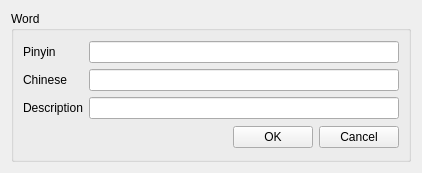
Old version of the form dlgword.ui in the repository ensisoft/pinyin-translator.
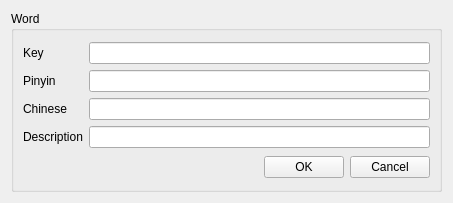
New version of the form.

Diff of the .ui file:
```diff
--- a/dlgword.ui
+++ b/dlgword.ui
@@ -6,8 +6,8 @@
    <rect>
     <x>0</x>
     <y>0</y>
-    <width>422</width>
-    <height>173</height>
+    <width>453</width>
+    <height>203</height>
    </rect>
   </property>
   <property name="windowTitle">
@@ -22,17 +22,37 @@
      <layout class="QVBoxLayout" name="verticalLayout">
       <item>
        <layout class="QGridLayout" name="gridLayout">
+        <item row="2" column="1">
+         <widget class="QLineEdit" name="editChinese"/>
+        </item>
         <item row="0" column="0">
-         <widget class="QLabel" name="label">
+         <widget class="QLabel" name="label_4">
           <property name="text">
-           <string>Pinyin</string>
+           <string>Key</string>
           </property>
          </widget>
         </item>
+        <item row="3" column="1">
+         <widget class="QLineEdit" name="editDescription"/>
+        </item>
         <item row="0" column="1">
-         <widget class="QLineEdit" name="editPinyin"/>
+         <widget class="QLineEdit" name="editKey"/>
         </item>
         <item row="1" column="0">
+         <widget class="QLabel" name="label">
+          <property name="text">
+           <string>Pinyin</string>
+          </property>
+         </widget>
+        </item>
+        <item row="3" column="0">
+         <widget class="QLabel" name="label_3">
+          <property name="text">
+           <string>Description</string>
+          </property>
+         </widget>
+        </item>
+        <item row="2" column="0">
          <widget class="QLabel" name="label_2">
           <property name="text">
            <string>Chinese</string>
@@ -40,17 +60,7 @@
          </widget>
         </item>
         <item row="1" column="1">
-         <widget class="QLineEdit" name="editChinese"/>
-        </item>
-        <item row="2" column="0">
-         <widget class="QLabel" name="label_3">
-          <property name="text">
-           <string>Description</string>
-          </property>
-         </widget>
-        </item>
-        <item row="2" column="1">
-         <widget class="QLineEdit" name="editDescription"/>
+         <widget class="QLineEdit" name="editPinyin"/>
         </item>
        </layout>
       </item>
```
Left out of the diff: 8 changed lines with no effect on the pictures.
